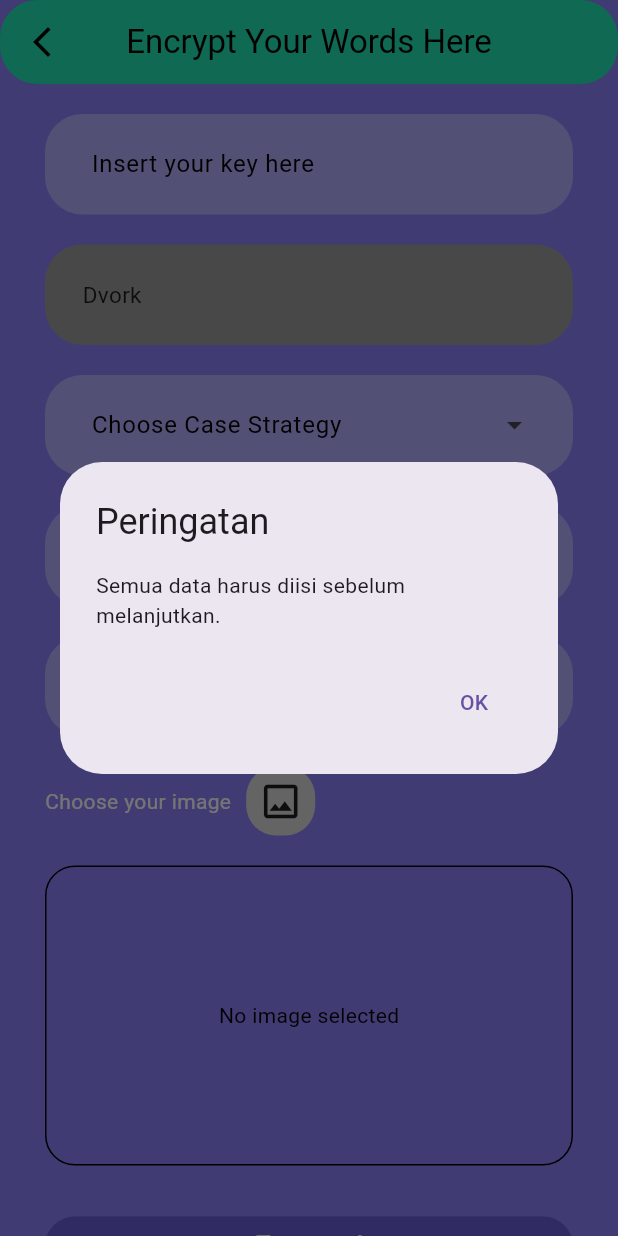
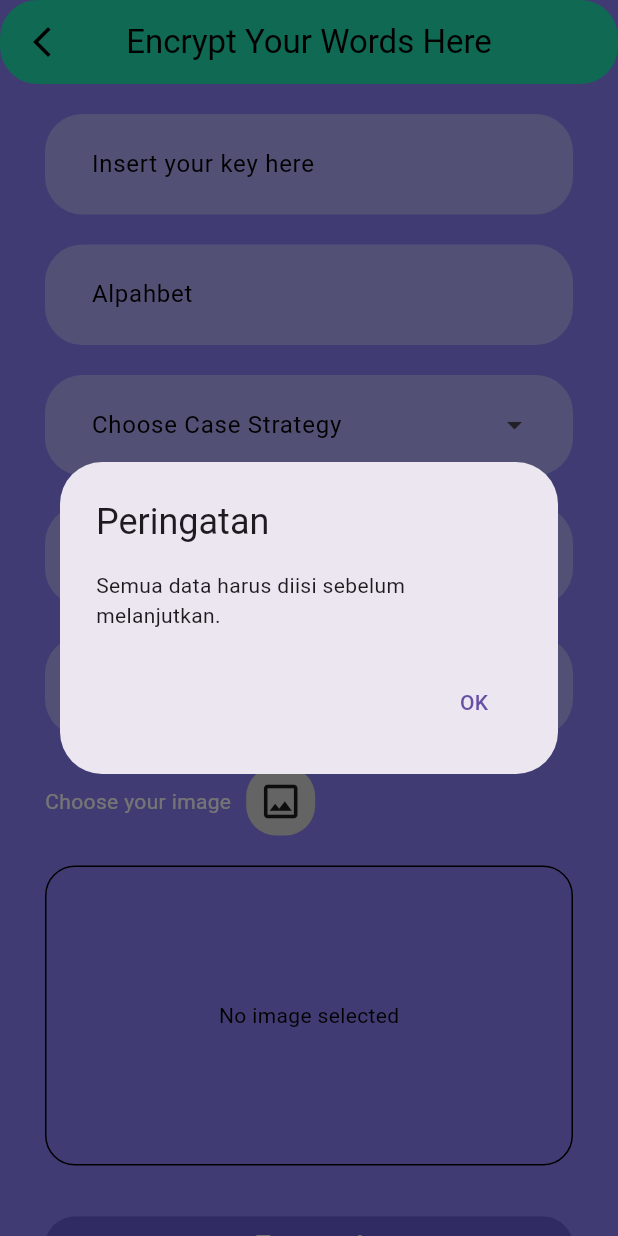
Before and after one commit to Wilimaxs/KriptoApp, a Flutter app: the EncryptProcess screen opened by its route, after a tap on "Encrypt!", on a phone screen of 412 x 824 dp. Run offline on Flutter 3.47's test engine with Material 3 defaults, Android fonts, the phone set to English and light mode, and no system bars; drawn by our look-alikes of dropdown_textfield; our stand-ins replace image_picker, share_plus.

Commit message:
improve input and logic

```diff
--- a/lib/contents/encrypt/encrypt.dart
+++ b/lib/contents/encrypt/encrypt.dart
@@ -21,6 +21,7 @@ class _EncryptProcessState extends State<EncryptProcess> {
   final GlobalKey<FormState> formKey = GlobalKey<FormState>();
   final TextEditingController controllerkunci = TextEditingController();
   final TextEditingController controllerplain = TextEditingController();
+  final TextEditingController controlleralphabet = TextEditingController();
   File? _selectedImage;
   String? selectedImageAPI;
   final ImagePicker _picker = ImagePicker();
@@ -101,22 +102,34 @@ class _EncryptProcessState extends State<EncryptProcess> {
                 ),
                 const SizedBox(height: 20),
 
-                // Keyboard Type
+                // input di aplhabets
                 Container(
-                  padding: const EdgeInsets.symmetric(horizontal: 25),
-                  alignment: Alignment.centerLeft,
+                  padding: const EdgeInsets.symmetric(horizontal: 15),
+                  alignment: Alignment.center,
                   width: width,
                   height: 67,
                   decoration: const BoxDecoration(
-                    color: Colors.grey,
+                    color: Color(0xFFB4AEFF),
                     borderRadius: BorderRadius.all(
                       Radius.circular(25),
                     ),
                   ),
-                  child: const Text(
-                    'Dvork',
-                    style: TextStyle(
-                      fontSize: 15,
+                  child: TextFormField(
+                    controller: controlleralphabet,
+                    decoration: const InputDecoration(
+                      label: Text(
+                        'Alpahbet',
+                        style: TextStyle(
+                          color: Colors.black,
+                        ),
+                      ),
+                      enabledBorder: OutlineInputBorder(
+                        borderSide: BorderSide.none,
+                      ),
+                      focusedBorder: OutlineInputBorder(
+                        borderSide: BorderSide.none,
+                      ),
+                      floatingLabelBehavior: FloatingLabelBehavior.never,
                     ),
                   ),
                 ),
@@ -356,6 +369,10 @@ class _EncryptProcessState extends State<EncryptProcess> {
                   width: width,
                   child: ElevatedButton(
                     onPressed: () {
+                      String input = controlleralphabet.text;
+                      String normalizedInput = input.toLowerCase();
+                      bool hasDuplicates = normalizedInput.length !=
+                          normalizedInput.split('').toSet().length;
                       if (controllerkunci.text.isEmpty ||
                           (selectedValueCS ?? '').isEmpty ||
                           (selectedValueIF ?? '').isEmpty ||
@@ -377,6 +394,23 @@ class _EncryptProcessState extends State<EncryptProcess> {
                             ],
                           ),
                         );
+                      } else if (selectedValueCS != 'strict' && hasDuplicates) {
+                        showDialog(
+                          context: context,
+                          builder: (context) => AlertDialog(
+                            title: const Text('Peringatan'),
+                            content: const Text(
+                                'Duplicate Alphabet, Try Change The Alphabet Or Change Your Case Strategy to "Strict" '),
+                            actions: [
+                              TextButton(
+                                onPressed: () {
+                                  Navigator.of(context).pop(); // Menutup popup
+                                },
+                                child: const Text('OK'),
+                              ),
+                            ],
+                          ),
+                        );
                       } else {
                         Navigator.push(
                           context,
@@ -384,6 +418,7 @@ class _EncryptProcessState extends State<EncryptProcess> {
                             builder: (context) => ResultEncrypt(
                               kunci: controllerkunci.text,
                               caseStrategy: selectedValueCS ?? '',
+                              alphabet: controlleralphabet.text,
                               ignoreForeign: selectedValueIF ?? '',
                               plaintext: controllerplain.text,
                               image: _selectedImage,
--- a/lib/contents/encrypt/result_encrypt.dart
+++ b/lib/contents/encrypt/result_encrypt.dart
@@ -10,6 +10,7 @@ class ResultEncrypt extends StatefulWidget {
   final String kunci;
   final String? caseStrategy;
   final String? ignoreForeign;
+  final String? alphabet;
   final String plaintext;
   final File? image;
 
@@ -19,7 +20,8 @@ class ResultEncrypt extends StatefulWidget {
       required this.plaintext,
       required this.image,
       this.caseStrategy,
-      this.ignoreForeign});
+      this.ignoreForeign,
+      this.alphabet});
 
   @override
   State<ResultEncrypt> createState() => _ResultEncryptState();
@@ -45,7 +47,7 @@ class _ResultEncryptState extends State<ResultEncrypt> {
     final parameters = {
       "image_url": widget.image,
       "message": widget.plaintext,
-      "alphabet": "`,.pyfgcrl/=\\aoeuidhtns-;qjkxbmwvz",
+      "alphabet": widget.alphabet,
       "key": int.parse(widget.kunci),
       "case_strategy": widget.caseStrategy,
       "ignore_foreign": widget.ignoreForeign
```
Also changed, not shown: lib/contents/decrypt/decrypt.dart (+35 -0 lines), lib/contents/decrypt/result_decrypt.dart (+7 -2 lines).
